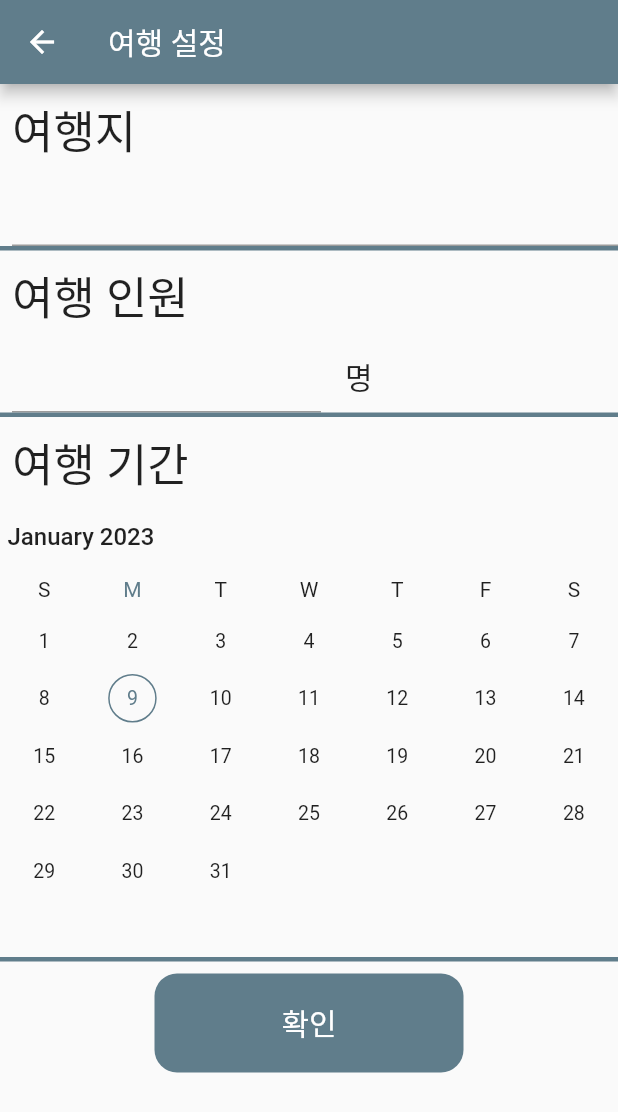
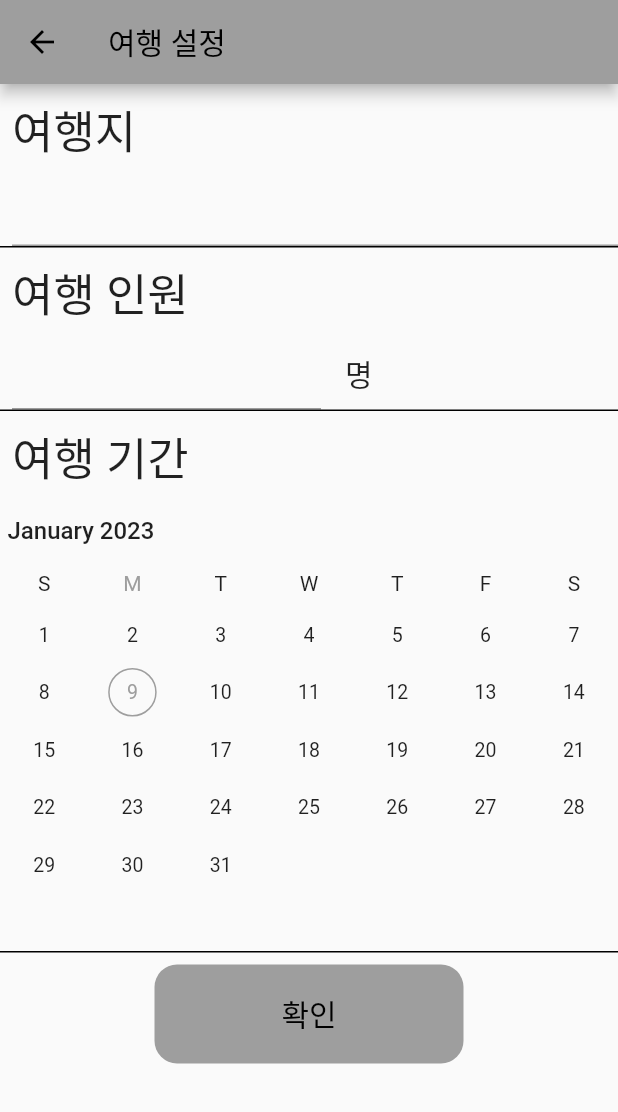
Before and after one commit to regular1020/trablock, a Flutter app: the AddTravelView screen opened directly, on a phone screen of 412 x 824 dp. Shown: the top 1112 px of the screen. Run offline on Flutter 3.47's test engine with Material 2 defaults, Android fonts, the phone set to English and light mode, and no system bars; drawn by our look-alikes of syncfusion_flutter_datepicker; our stand-ins replace cloud_firestore, firebase_auth, firebase_core, flutter_secure_storage, google_sign_in, reorderables; missing offline and left inert: currency_picker, flag; accounts and stored records are empty; generated files the repository leaves out were written again.

Commit message:
Feat: Change block color
Change block color

```diff
--- a/trablock_flutter/lib/main.dart
+++ b/trablock_flutter/lib/main.dart
@@ -37,7 +37,7 @@ class MyApp extends StatelessWidget {
         child: MaterialApp(
           title: 'Trablock',
           theme: ThemeData(
-            primarySwatch: Colors.blueGrey,
+            primarySwatch: Colors.grey,
           ),
           home: const RoutingView(),
       )
--- a/trablock_flutter/lib/src/view/AddTravelView.dart
+++ b/trablock_flutter/lib/src/view/AddTravelView.dart
@@ -1,9 +1,13 @@
 import 'package:currency_picker/currency_picker.dart';
+import 'package:flag/flag.dart';
+import 'package:flag/flag_widget.dart';
+import 'package:flutter/cupertino.dart';
 import 'package:flutter/material.dart';
 import 'package:provider/provider.dart';
 import 'package:syncfusion_flutter_datepicker/datepicker.dart';
 import 'package:flutter/services.dart';
 import 'package:intl/intl.dart';
+import 'package:trablock_flutter/main.dart';
 import 'package:trablock_flutter/src/method/DialogMethod.dart';
 import 'package:trablock_flutter/src/model/TravelModel.dart';
 import 'package:trablock_flutter/src/provider/TravelProvider.dart';
@@ -29,6 +33,7 @@ class _AddTravelViewState extends State<AddTravelView> {
   Widget build(BuildContext context) {
     travelProvider = Provider.of<TravelProvider>(context,listen: false);
     userProvider = Provider.of<UserProvider>(context, listen: false);
+    bool? displayFlagPicker;
 
     return Scaffold(
       appBar: AppBar(
@@ -54,8 +59,8 @@ class _AddTravelViewState extends State<AddTravelView> {
               )
             ),
             Container(
-              height: 3,
-              color: Colors.blueGrey,
+              height: 1,
+              color: Colors.black,
             ),
             const Padding(
               padding: EdgeInsets.all(8.0),
@@ -93,8 +98,8 @@ class _AddTravelViewState extends State<AddTravelView> {
               ],
             ),
             Container(
-              height: 3,
-              color: Colors.blueGrey,
+              height: 1,
+              color: Colors.black,
             ),
             const Padding(
               padding: EdgeInsets.all(8.0),
@@ -115,15 +120,15 @@ class _AddTravelViewState extends State<AddTravelView> {
               selectionMode: DateRangePickerSelectionMode.range,
             ),
             Container(
-              height: 3,
-              color: Colors.blueGrey,
+              height: 1,
+              color: Colors.black,
             ),
             Padding(
               padding: const EdgeInsets.all(8),
               child: Center(
                 child: Container(
                   decoration: BoxDecoration(
-                      color: Colors.blueGrey,
+                      color: Colors.grey,
                       borderRadius: BorderRadius.circular(15)
                   ),
                   height: MediaQuery.of(context).size.height*0.08,
@@ -145,7 +150,7 @@ class _AddTravelViewState extends State<AddTravelView> {
                         travelProvider.addTravelToFireStore(userProvider.id!, _destinationTextEditingController.text, int.parse(_numberOfPeopleTextEditingController.text), _travelPeriod, _usedDate);
                         Navigator.pop(context);
                       },
-                      child: const Text("확인", style: TextStyle(color: Colors.white, fontSize: 20),)
+                      child: const Text("확인", style: TextStyle(color: Colors.black, fontSize: 20),)
                   ),
                 ),
               ),
--- a/trablock_flutter/lib/src/view/TravelInfoView.dart
+++ b/trablock_flutter/lib/src/view/TravelInfoView.dart
@@ -36,7 +36,7 @@ class _TravelInfoViewState extends State<TravelInfoView> {
       body: Column(
         children: [
           Container(
-            color: Colors.blueGrey.withOpacity(0.8),
+            color: Colors.grey.withOpacity(0.8),
             child: Row(
               children: [
                 Expanded(
--- a/trablock_flutter/pubspec.yaml
+++ b/trablock_flutter/pubspec.yaml
@@ -51,6 +51,7 @@ dependencies:
   reorderables: ^0.5.1
   intl: ^0.17.0
   currency_picker: ^2.0.13
+  flag: ^6.0.0
 
 dev_dependencies:
   flutter_test:
```
Also changed, not shown: trablock_flutter/lib/src/view/MainView.dart (+28 -17 lines), trablock_flutter/lib/src/widget/LeftPlaceListWidget.dart (+6 -6 lines), trablock_flutter/lib/src/widget/PlaceBlockWidget.dart (+6 -6 lines), trablock_flutter/pubspec.lock.
